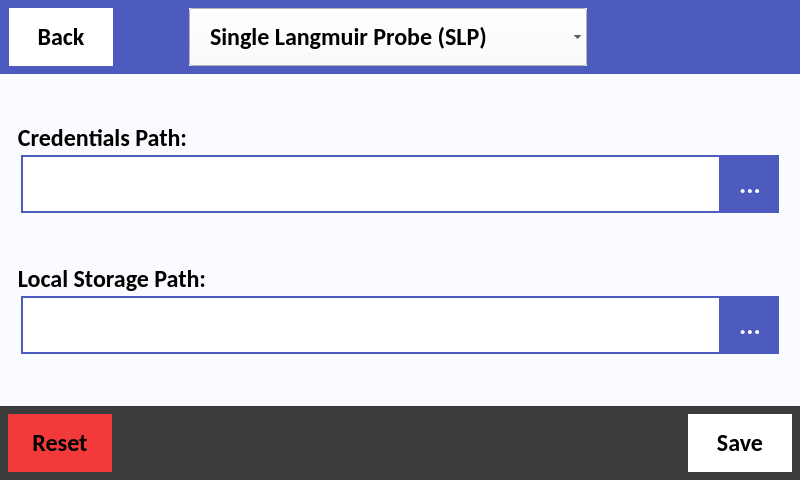
This is src/user_interface/graphic_user_interface/user_settings.ui in CFigueroa90894/plasmetry as Qt 5 draws it before an edit. The edited form follows.
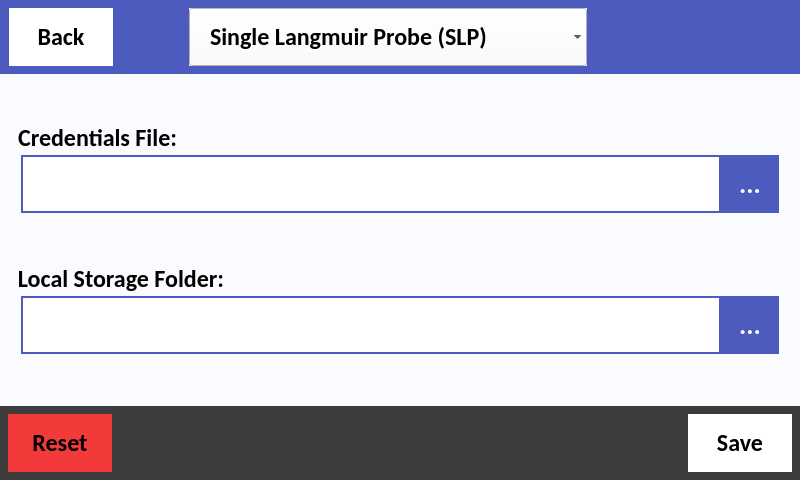
This is the edited form. The open tabs and pages were chosen to show the change.

Commit message: folder and file name changes

Diff of the .ui file:
```diff
--- a/src/user_interface/graphic_user_interface/user_settings.ui
+++ b/src/user_interface/graphic_user_interface/user_settings.ui
@@ -518,7 +518,7 @@
            <string notr="true"/>
           </property>
           <property name="title">
-           <string>Credentials Path:</string>
+           <string>Credentials File:</string>
           </property>
           <property name="alignment">
            <set>Qt::AlignLeading|Qt::AlignLeft|Qt::AlignVCenter</set>
@@ -628,7 +628,7 @@
            <string notr="true"/>
           </property>
           <property name="title">
-           <string>Local Storage Path:</string>
+           <string>Local Storage Folder:</string>
           </property>
           <property name="alignment">
            <set>Qt::AlignLeading|Qt::AlignLeft|Qt::AlignVCenter</set>
```
The commit also changes 5 other files.
